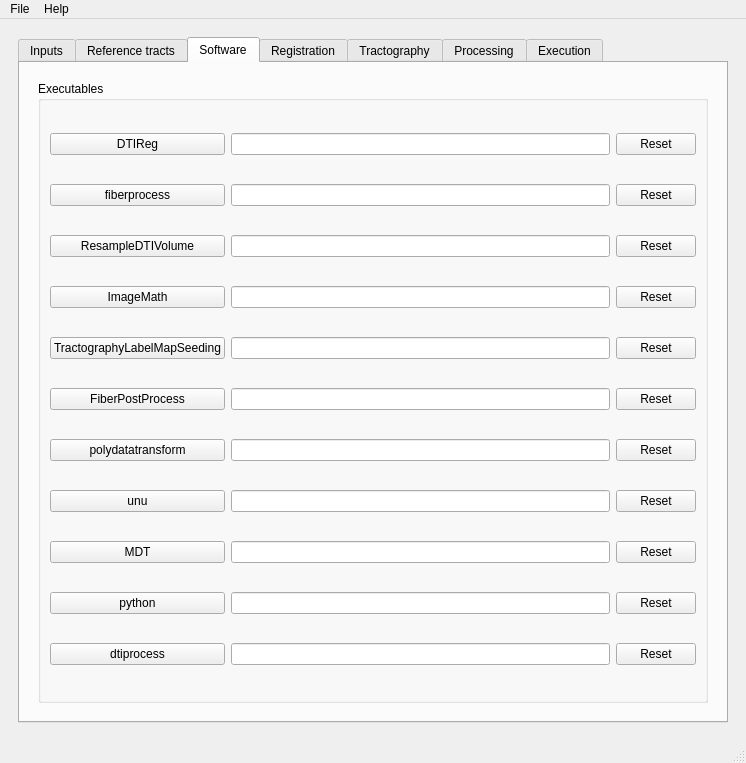
Old version of the form AutoTract.ui in the repository wendyuu/AutoTract.
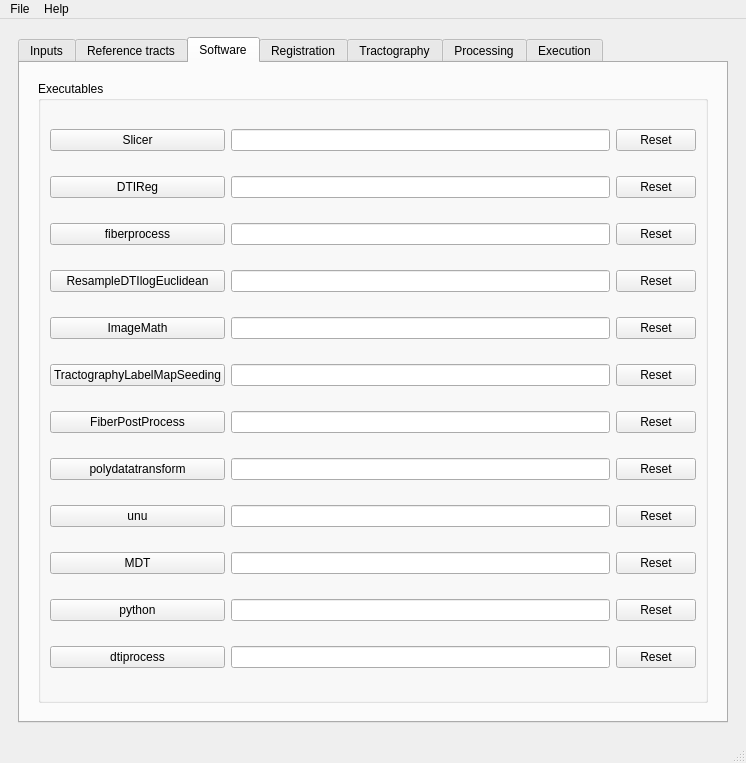
New version of the form. The open tabs and pages were chosen to show the change. Icons and pictures are not drawn.

Commit message: ENH: switched ResampleDTIVolume for DTIlogEuclidean, changed a few calls to adapt to killdevil (TractographyLabelMapSeeding called through Slicer) New software lines added

Diff of the .ui file:
```diff
--- a/AutoTract.ui
+++ b/AutoTract.ui
@@ -262,193 +262,210 @@
               <string>Executables</string>
              </property>
              <layout class="QGridLayout" name="gridLayout_5">
-              <item row="2" column="2">
-               <widget class="QPushButton" name="reset_ResampleDTI_Volume_pushButton">
+              <item row="3" column="3">
+               <widget class="QPushButton" name="reset_ResampleDTIlogEuclidean_pushButton">
                 <property name="text">
                  <string>Reset</string>
                 </property>
                </widget>
               </item>
-              <item row="0" column="0">
+              <item row="1" column="0">
                <widget class="QPushButton" name="DTIReg_pushButton">
                 <property name="text">
                  <string>DTIReg</string>
                 </property>
                </widget>
               </item>
-              <item row="0" column="1">
+              <item row="1" column="2">
                <widget class="QLineEdit" name="soft_DTIReg_lineEdit"/>
               </item>
-              <item row="0" column="2">
+              <item row="1" column="3">
                <widget class="QPushButton" name="reset_DTIReg_pushButton">
                 <property name="text">
                  <string>Reset</string>
                 </property>
                </widget>
               </item>
-              <item row="1" column="0">
+              <item row="2" column="0">
                <widget class="QPushButton" name="fiberprocess_pushButton">
                 <property name="text">
                  <string>fiberprocess</string>
                 </property>
                </widget>
               </item>
-              <item row="1" column="1">
+              <item row="2" column="2">
                <widget class="QLineEdit" name="soft_fiberprocess_lineEdit"/>
               </item>
-              <item row="1" column="2">
+              <item row="2" column="3">
                <widget class="QPushButton" name="reset_fiberprocess_pushButton">
                 <property name="text">
                  <string>Reset</string>
                 </property>
                </widget>
               </item>
-              <item row="2" column="0">
-               <widget class="QPushButton" name="ResampleDTIVolume_pushButton">
-                <property name="text">
-                 <string>ResampleDTIVolume</string>
-                </property>
-               </widget>
-              </item>
-              <item row="2" column="1">
-               <widget class="QLineEdit" name="soft_ResampleDTIVolume_lineEdit"/>
-              </item>
-              <item row="3" column="1">
-               <widget class="QLineEdit" name="soft_ImageMath_lineEdit"/>
-              </item>
               <item row="3" column="0">
+               <widget class="QPushButton" name="ResampleDTIlogEuclidean_pushButton">
+                <property name="text">
+                 <string>ResampleDTIlogEuclidean</string>
+                </property>
+               </widget>
+              </item>
+              <item row="3" column="2">
+               <widget class="QLineEdit" name="soft_ResampleDTIlogEuclidean_lineEdit"/>
+              </item>
+              <item row="4" column="2">
+               <widget class="QLineEdit" name="soft_ImageMath_lineEdit"/>
+              </item>
+              <item row="4" column="0">
                <widget class="QPushButton" name="ImageMath_pushButton">
                 <property name="text">
                  <string>ImageMath</string>
                 </property>
                </widget>
               </item>
-              <item row="3" column="2">
+              <item row="4" column="3">
                <widget class="QPushButton" name="reset_ImageMath_pushButton">
                 <property name="text">
                  <string>Reset</string>
                 </property>
                </widget>
               </item>
-              <item row="4" column="0">
+              <item row="5" column="0">
                <widget class="QPushButton" name="TractographyLabelMapSeeding_pushButton">
                 <property name="text">
                  <string>TractographyLabelMapSeeding</string>
                 </property>
                </widget>
               </item>
-              <item row="4" column="1">
+              <item row="5" column="2">
                <widget class="QLineEdit" name="soft_TractographyLabelMapSeeding_lineEdit"/>
               </item>
-              <item row="4" column="2">
+              <item row="5" column="3">
                <widget class="QPushButton" name="reset_TractographyLabelMapSeeding_pushButton">
                 <property name="text">
                  <string>Reset</string>
                 </property>
                </widget>
               </item>
-              <item row="5" column="0">
+              <item row="6" column="0">
                <widget class="QPushButton" name="FiberPostProcess_pushButton">
                 <property name="text">
                  <string>FiberPostProcess</string>
                 </property>
                </widget>
               </item>
-              <item row="5" column="1">
+              <item row="6" column="2">
                <widget class="QLineEdit" name="soft_FiberPostProcess_lineEdit"/>
               </item>
-              <item row="5" column="2">
+              <item row="6" column="3">
                <widget class="QPushButton" name="reset_FiberPostProcess_pushButton">
                 <property name="text">
                  <string>Reset</string>
                 </property>
                </widget>
               </item>
-              <item row="6" column="0">
+              <item row="7" column="0">
                <widget class="QPushButton" name="polydatattransform_pushButton">
                 <property name="text">
                  <string>polydatatransform</string>
                 </property>
                </widget>
               </item>
-              <item row="6" column="1">
+              <item row="7" column="2">
                <widget class="QLineEdit" name="soft_polydatatransform_lineEdit"/>
               </item>
-              <item row="6" column="2">
+              <item row="7" column="3">
                <widget class="QPushButton" name="reset_polydatatransform_pushButton">
                 <property name="text">
                  <string>Reset</string>
                 </property>
                </widget>
               </item>
-              <item row="7" column="0">
+              <item row="8" column="0">
                <widget class="QPushButton" name="unu_pushButton">
                 <property name="text">
                  <string>unu</string>
                 </property>
                </widget>
               </item>
-              <item row="7" column="1">
+              <item row="8" column="2">
                <widget class="QLineEdit" name="soft_unu_lineEdit"/>
               </item>
-              <item row="7" column="2">
+              <item row="8" column="3">
                <widget class="QPushButton" name="reset_unu_pushButton">
                 <property name="text">
                  <string>Reset</string>
                 </property>
                </widget>
               </item>
-              <item row="8" column="0">
+              <item row="9" column="0">
                <widget class="QPushButton" name="MDT_pushButton">
                 <property name="text">
                  <string>MDT</string>
                 </property>
                </widget>
               </item>
-              <item row="8" column="1">
+              <item row="9" column="2">
                <widget class="QLineEdit" name="soft_MDT_lineEdit"/>
               </item>
-              <item row="8" column="2">
+              <item row="9" column="3">
                <widget class="QPushButton" name="reset_MDT_pushButton">
                 <property name="text">
                  <string>Reset</string>
                 </property>
                </widget>
               </item>
-              <item row="9" column="0">
+              <item row="10" column="0">
                <widget class="QPushButton" name="python_pushButton">
                 <property name="text">
                  <string>python</string>
                 </property>
                </widget>
               </item>
-              <item row="9" column="1">
+              <item row="10" column="2">
                <widget class="QLineEdit" name="soft_python_lineEdit"/>
               </item>
-              <item row="10" column="1">
+              <item row="11" column="2">
                <widget class="QLineEdit" name="soft_dtiprocess_lineEdit"/>
               </item>
-              <item row="9" column="2">
+              <item row="10" column="3">
                <widget class="QPushButton" name="reset_python_pushButton">
                 <property name="text">
                  <string>Reset</string>
                 </property>
                </widget>
               </item>
-              <item row="10" column="0">
+              <item row="11" column="0">
                <widget class="QPushButton" name="dtiprocess_pushButton">
                 <property name="text">
                  <string>dtiprocess</string>
                 </property>
                </widget>
               </item>
-              <item row="10" column="2">
+              <item row="11" column="3">
                <widget class="QPushButton" name="reset_dtiprocess_pushButton">
                 <property name="text">
                  <string>Reset</string>
                 </property>
                </widget>
               </item>
+              <item row="0" column="0">
+               <widget class="QPushButton" name="slicer_pushButton">
+                <property name="text">
+                 <string>Slicer</string>
+                </property>
+               </widget>
+              </item>
+              <item row="0" column="2">
+               <widget class="QLineEdit" name="soft_slicer_lineEdit"/>
+              </item>
+              <item row="0" column="3">
+               <widget class="QPushButton" name="reset_slicer_pushButton">
+                <property name="text">
+                 <string>Reset</string>
+                </property>
+               </widget>
+              </item>
              </layout>
             </widget>
            </item>
```
Left out of the diff: 2 changed lines with no effect on the pictures. The commit also changes 4 other files.
